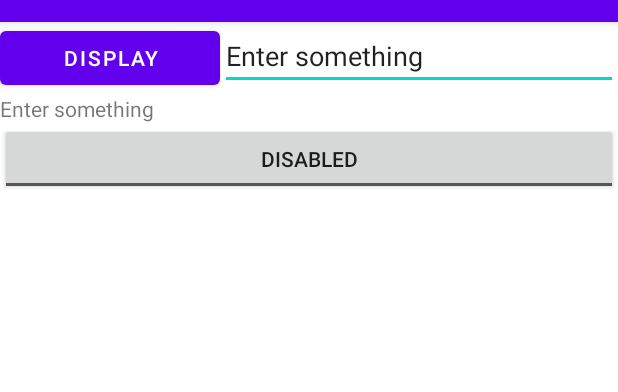
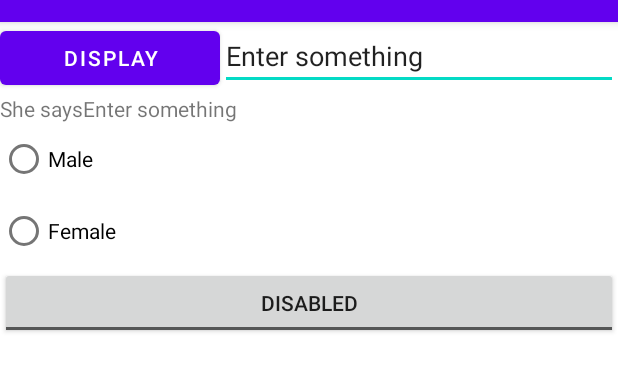
Before and after one commit to Destiny28191/P03-Demo-Simple-Click, an Android app: the screen it shows after launch (MainActivity), after a tap on "DISPLAY", on a phone screen of 412 x 824 dp, the part 62-454 px from its top. Run offline under Robolectric (Android 15) with nearby library versions, the phone set to English and light mode, and no system bars.

Commit message:
new activity 3

```diff
--- a/app/src/main/java/sg/edu/rp/c346/id20022098/p03_demosimpleclick/MainActivity.java
+++ b/app/src/main/java/sg/edu/rp/c346/id20022098/p03_demosimpleclick/MainActivity.java
@@ -6,6 +6,7 @@ import android.os.Bundle;
 import android.view.View;
 import android.widget.Button;
 import android.widget.EditText;
+import android.widget.RadioGroup;
 import android.widget.TextView;
 import android.widget.ToggleButton;
 
@@ -15,6 +16,7 @@ public class MainActivity extends AppCompatActivity {
     Button buttonDisplay;
     EditText editInput;
     ToggleButton toggleButtonEnabled;
+    RadioGroup radioGroup;
 
     @Override
     protected void onCreate(Bundle savedInstanceState) {
@@ -25,6 +27,7 @@ public class MainActivity extends AppCompatActivity {
         buttonDisplay =findViewById(R.id.buttonDisplay);
         editInput =findViewById(R.id.editTextInput);
         toggleButtonEnabled =findViewById(R.id.toggleButton);
+        radioGroup =findViewById(R.id.radioGroupGender);
 
         System.out.println("test onCreate");
 
@@ -33,6 +36,13 @@ public class MainActivity extends AppCompatActivity {
             public void onClick(View v) {
 
                 String strResponse = editInput.getText().toString();
+                int checkedRadioID =radioGroup.getCheckedRadioButtonId();
+                if(checkedRadioID == R.id.radioButtonGenderMale){
+                    strResponse ="He says" + strResponse;
+                }
+                else{
+                    strResponse ="She says" + strResponse;
+                }
                 tvDisplay.setText(strResponse);
             }
         });
--- a/app/src/main/res/layout/activity_main.xml
+++ b/app/src/main/res/layout/activity_main.xml
@@ -35,6 +35,24 @@
         android:layout_height="wrap_content"
         android:text="@string/textViewDisplay" />
 
+    <RadioGroup
+        android:id="@+id/radioGroupGender"
+        android:layout_width="match_parent"
+        android:layout_height="wrap_content">
+
+        <RadioButton
+            android:id="@+id/radioButtonGenderMale"
+            android:layout_width="match_parent"
+            android:layout_height="wrap_content"
+            android:text="@string/male" />
+
+        <RadioButton
+            android:id="@+id/radioButtonGenderFemale"
+            android:layout_width="match_parent"
+            android:layout_height="wrap_content"
+            android:text="@string/female" />
+    </RadioGroup>
+
     <ToggleButton
         android:id="@+id/toggleButton"
         android:layout_width="match_parent"
--- a/app/src/main/res/values/strings.xml
+++ b/app/src/main/res/values/strings.xml
@@ -6,4 +6,6 @@
     <string name="toggleButtonEnabled">ToggleButton</string>
     <string name="disabled">Disabled</string>
     <string name="enabled">Enabled</string>
+    <string name="male">Male</string>
+    <string name="female">Female</string>
 </resources>
```
